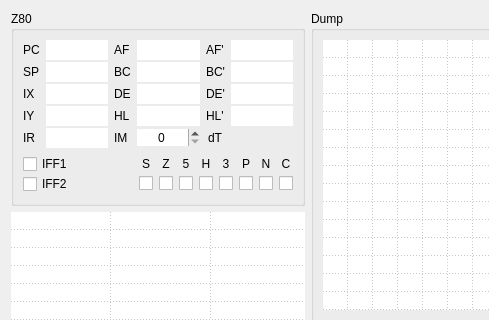
The window that ui/debuger.ui (samstyle/Xpeccy) describes before a commit, drawn with Qt 5; both pictures show x 0 to 489 and y 0 to 320 of the 633 by 543 pixel window.
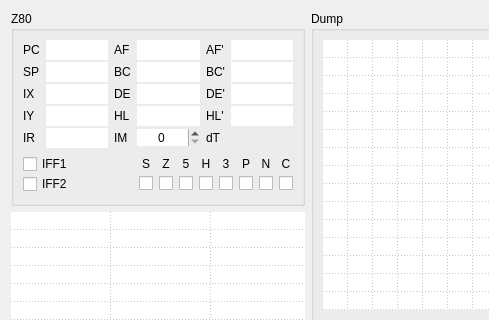
The same window after the commit. Icons and pictures are not drawn.

Commit message: build 20141122.oops

```diff
--- a/ui/debuger.ui
+++ b/ui/debuger.ui
@@ -310,7 +310,7 @@
             </property>
            </widget>
           </item>
-          <item row="4" column="4" alignment="Qt::AlignHCenter">
+          <item row="4" column="4">
            <widget class="QLabel" name="label_20">
             <property name="text">
              <string>dT</string>
@@ -330,11 +330,14 @@
             </property>
            </widget>
           </item>
-          <item row="4" column="5" alignment="Qt::AlignHCenter">
+          <item row="4" column="5">
            <widget class="QLabel" name="labTcount">
             <property name="text">
              <string/>
             </property>
+            <property name="alignment">
+             <set>Qt::AlignCenter</set>
+            </property>
            </widget>
           </item>
          </layout>
```
